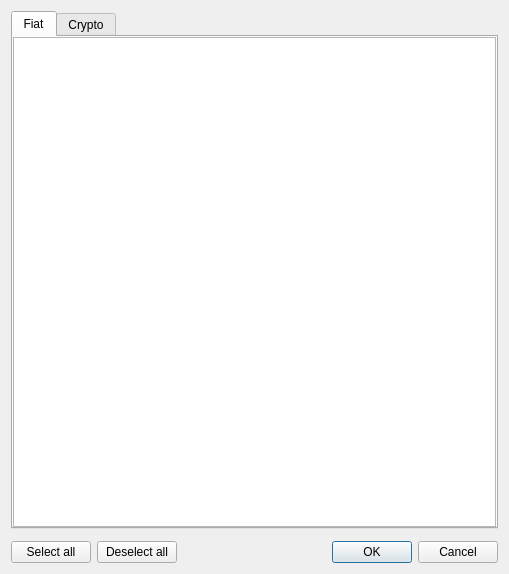
Above: src/plugins/atomic/AtomicConfigDialog.ui from feather-wallet/feather before the change. Below: the same form after it.
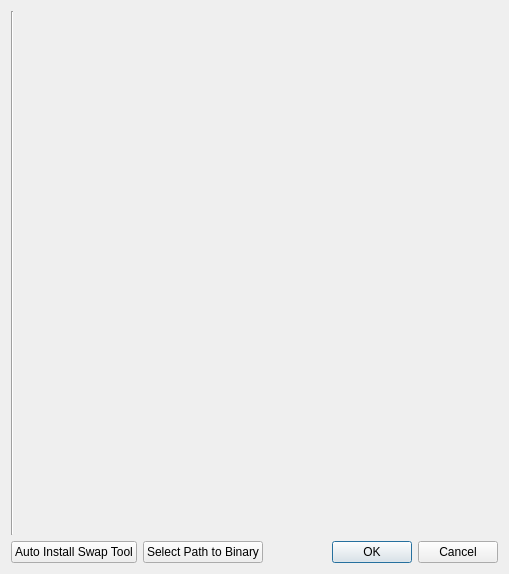
That is the form after the change.

Commit message: Plugin Config outline work

The edit to the form file:
```diff
--- a/src/plugins/atomic/AtomicConfigDialog.ui
+++ b/src/plugins/atomic/AtomicConfigDialog.ui
@@ -14,57 +14,6 @@
             <string>Atomic config</string>
         </property>
         <layout class="QVBoxLayout" name="verticalLayout_3">
-            <item>
-                <widget class="QTabWidget" name="tabWidget">
-                    <property name="currentIndex">
-                        <number>0</number>
-                    </property>
-                    <widget class="QWidget" name="tab">
-                        <attribute name="title">
-                            <string>Fiat</string>
-                        </attribute>
-                        <layout class="QVBoxLayout" name="verticalLayout_4">
-                            <property name="leftMargin">
-                                <number>0</number>
-                            </property>
-                            <property name="topMargin">
-                                <number>0</number>
-                            </property>
-                            <property name="rightMargin">
-                                <number>0</number>
-                            </property>
-                            <property name="bottomMargin">
-                                <number>0</number>
-                            </property>
-                            <item>
-                                <widget class="QListWidget" name="list_fiat"/>
-                            </item>
-                        </layout>
-                    </widget>
-                    <widget class="QWidget" name="tab_2">
-                        <attribute name="title">
-                            <string>Crypto</string>
-                        </attribute>
-                        <layout class="QVBoxLayout" name="verticalLayout_5">
-                            <property name="leftMargin">
-                                <number>0</number>
-                            </property>
-                            <property name="topMargin">
-                                <number>0</number>
-                            </property>
-                            <property name="rightMargin">
-                                <number>0</number>
-                            </property>
-                            <property name="bottomMargin">
-                                <number>0</number>
-                            </property>
-                            <item>
-                                <widget class="QListWidget" name="list_crypto"/>
-                            </item>
-                        </layout>
-                    </widget>
-                </widget>
-            </item>
             <item>
                 <widget class="Line" name="line">
                     <property name="orientation">
@@ -77,14 +26,14 @@
                     <item>
                         <widget class="QPushButton" name="btn_selectAll">
                             <property name="text">
-                                <string>Select all</string>
+        <string>Auto Install Swap Tool</string>
                             </property>
                         </widget>
                     </item>
                     <item>
                         <widget class="QPushButton" name="btn_deselectAll">
                             <property name="text">
-                                <string>Deselect all</string>
+        <string>Select Path to Binary</string>
                             </property>
                         </widget>
                     </item>
```
Left out of the diff: 4 changed lines with no effect on the pictures. Lines whose indentation alone changed are shown as unchanged. The commit also changes 8 other files.
